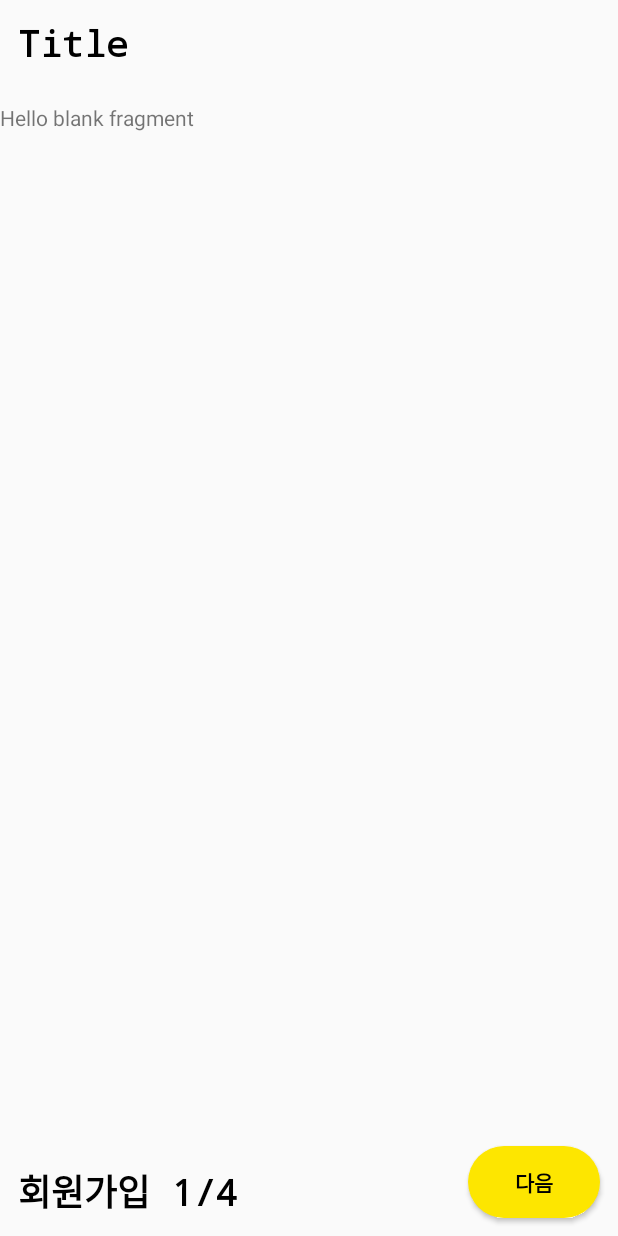
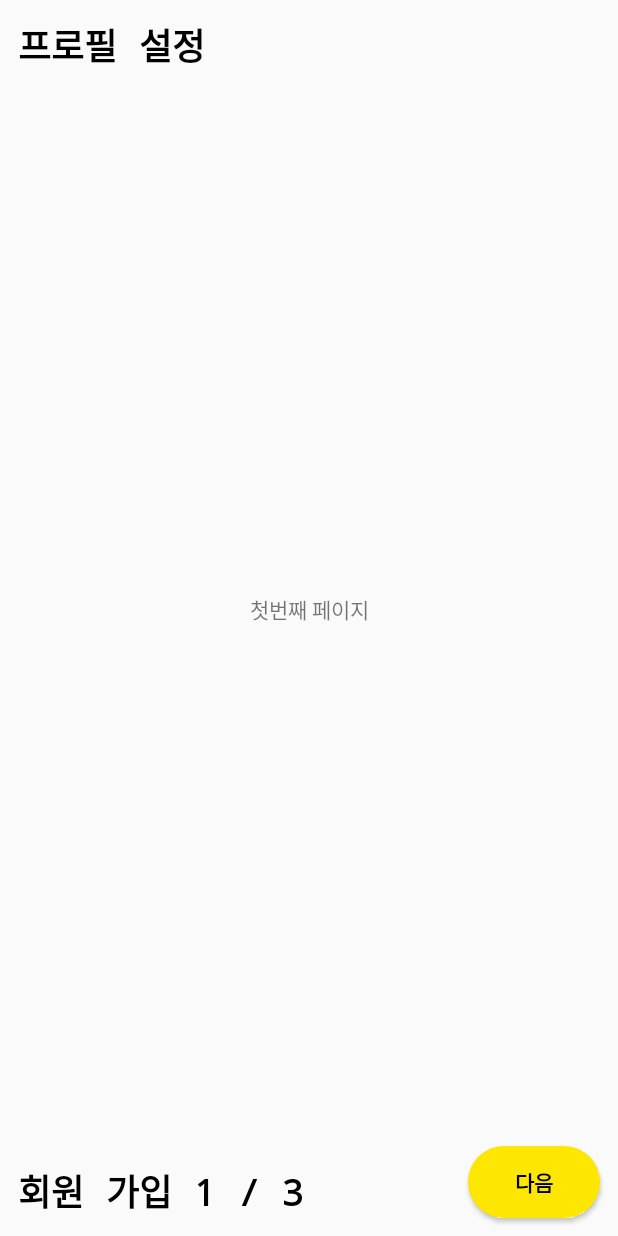
Before and after one commit to 4538cgy/ProjectAuction, an Android app: the SignUpActivity screen opened directly, with no data from a screen before it, on a phone screen of 412 x 824 dp. Run offline under Robolectric (Android 15) with nearby library versions, the phone set to English and light mode, and no system bars; our stand-ins replace data binding.

Commit message:
commit signup #1

```diff
--- a/app/src/main/java/com/example/project_auction/adapter/SignUpViewPagerAdapter.kt
+++ b/app/src/main/java/com/example/project_auction/adapter/SignUpViewPagerAdapter.kt
@@ -13,4 +13,5 @@ class SignUpViewPagerAdapter(fragment : FragmentActivity)  : FragmentStateAdapte
     override fun createFragment(position: Int): Fragment {
         return fragments.get(position)
     }
+
 }
--- a/app/src/main/java/com/example/project_auction/view/activity/signup/SignUpActivity.kt
+++ b/app/src/main/java/com/example/project_auction/view/activity/signup/SignUpActivity.kt
@@ -4,16 +4,19 @@ import androidx.appcompat.app.AppCompatActivity
 import android.os.Bundle
 import androidx.activity.viewModels
 import androidx.fragment.app.Fragment
+import androidx.viewpager2.widget.ViewPager2
 import com.example.project_auction.R
 import com.example.project_auction.adapter.SignUpViewPagerAdapter
 import com.example.project_auction.base.BaseActivity
 import com.example.project_auction.databinding.ActivitySignUpBinding
 import com.example.project_auction.view.fragment.signup.SignUpFirstFragment
+import com.example.project_auction.view.fragment.signup.SignUpSecondFragment
+import com.example.project_auction.view.fragment.signup.SignUpThirdFragment
 import com.example.project_auction.viewmodel.LoginSignUpViewModel
 
 class SignUpActivity : BaseActivity<ActivitySignUpBinding>(R.layout.activity_sign_up) {
 
-    private val viewModel : LoginSignUpViewModel by viewModels()
+    private val viewModel: LoginSignUpViewModel by viewModels()
 
     override fun onCreate(savedInstanceState: Bundle?) {
         super.onCreate(savedInstanceState)
@@ -21,12 +24,44 @@ class SignUpActivity : BaseActivity<ActivitySignUpBinding>(R.layout.activity_sig
             activitysignup = this@SignUpActivity
             loginsignupviewmodel = viewModel
 
-            val fragmentList = arrayListOf<Fragment>(SignUpFirstFragment())
+            val fragmentList = arrayListOf<Fragment>(
+                SignUpFirstFragment(),
+                SignUpSecondFragment(),
+                SignUpThirdFragment()
+            )
             val adapter = SignUpViewPagerAdapter(this@SignUpActivity)
             adapter.fragments = fragmentList
             activitySignUpViewpager2.apply {
                 this.adapter = adapter
                 this.run { isUserInputEnabled = false }
+                registerOnPageChangeCallback(object : ViewPager2.OnPageChangeCallback() {
+                    override fun onPageSelected(position: Int) {
+                        super.onPageSelected(position)
+                        updateView(position)
+                    }
+                })
+            }
+
+            activitySignUpButtonNext.setOnClickListener {
+                activitySignUpViewpager2.currentItem = activitySignUpViewpager2.currentItem + 1
+            }
+        }
+    }
+
+    fun updateView(position: Int) {
+        when (position) {
+            0 -> {
+                binding.activitySignUpTextviewTitle.text = "프로필 설정"
+                binding.activitySignUpTextviewPosition.text = "회원 가입 1 / 3"
+            }
+            1 -> {
+                binding.activitySignUpTextviewTitle.text = "닉네임 설정"
+                binding.activitySignUpTextviewPosition.text = "회원 가입 2 / 3"
+            }
+            2 -> {
+                binding.activitySignUpTextviewTitle.text = "주소지 설정"
+                binding.activitySignUpTextviewPosition.text = "회원 가입 3 / 3"
+                binding.activitySignUpButtonNext.text = "완료"
             }
         }
     }
--- a/app/src/main/java/com/example/project_auction/view/fragment/signup/SignUpFirstFragment.kt
+++ b/app/src/main/java/com/example/project_auction/view/fragment/signup/SignUpFirstFragment.kt
@@ -6,16 +6,17 @@ import android.view.LayoutInflater
 import android.view.View
 import android.view.ViewGroup
 import com.example.project_auction.R
+import com.example.project_auction.base.BaseFragment
+import com.example.project_auction.databinding.FragmentSignUpFirstBinding
 
 
-class SignUpFirstFragment : Fragment() {
+class SignUpFirstFragment : BaseFragment<FragmentSignUpFirstBinding>(R.layout.fragment_sign_up_first) {
 
-    override fun onCreateView(
-        inflater: LayoutInflater, container: ViewGroup?,
-        savedInstanceState: Bundle?
-    ): View? {
-        // Inflate the layout for this fragment
-        return inflater.inflate(R.layout.fragment_sign_up_first, container, false)
+
+    override fun onViewCreated(view: View, savedInstanceState: Bundle?) {
+        super.onViewCreated(view, savedInstanceState)
+
+        binding.fragmentsignupfirst = this
     }
 
 }
--- a/app/src/main/res/layout/fragment_sign_up_first.xml
+++ b/app/src/main/res/layout/fragment_sign_up_first.xml
@@ -1,14 +1,29 @@
 <?xml version="1.0" encoding="utf-8"?>
-<FrameLayout xmlns:android="http://schemas.android.com/apk/res/android"
+<layout xmlns:android="http://schemas.android.com/apk/res/android"
     xmlns:tools="http://schemas.android.com/tools"
-    android:layout_width="match_parent"
-    android:layout_height="match_parent"
+    xmlns:app="http://schemas.android.com/apk/res-auto"
     tools:context=".view.fragment.signup.SignUpFirstFragment">
 
-    <!-- TODO: Update blank fragment layout -->
-    <TextView
+    <data>
+        <variable
+            name="fragmentsignupfirst"
+            type="com.example.project_auction.view.fragment.signup.SignUpFirstFragment" />
+    </data>
+
+    <androidx.constraintlayout.widget.ConstraintLayout
         android:layout_width="match_parent"
         android:layout_height="match_parent"
-        android:text="@string/hello_blank_fragment" />
+        >
+        <TextView
+            android:layout_width="wrap_content"
+            android:layout_height="wrap_content"
+            android:text="첫번째 페이지"
+            app:layout_constraintLeft_toLeftOf="parent"
+            app:layout_constraintRight_toRightOf="parent"
+            app:layout_constraintBottom_toBottomOf="parent"
+            app:layout_constraintTop_toTopOf="parent"
+            />
 
-</FrameLayout>
+    </androidx.constraintlayout.widget.ConstraintLayout>
+
+</layout>
```
Also changed, not shown: app/src/main/java/com/example/project_auction/view/fragment/signup/SignUpSecondFragment.kt (+6 -7 lines), app/src/main/java/com/example/project_auction/view/fragment/signup/SignUpThirdFragment.kt (+6 -8 lines), app/src/main/res/layout/fragment_sign_up_second.xml (+22 -7 lines), app/src/main/res/layout/fragment_sign_up_third.xml (+22 -7 lines).
